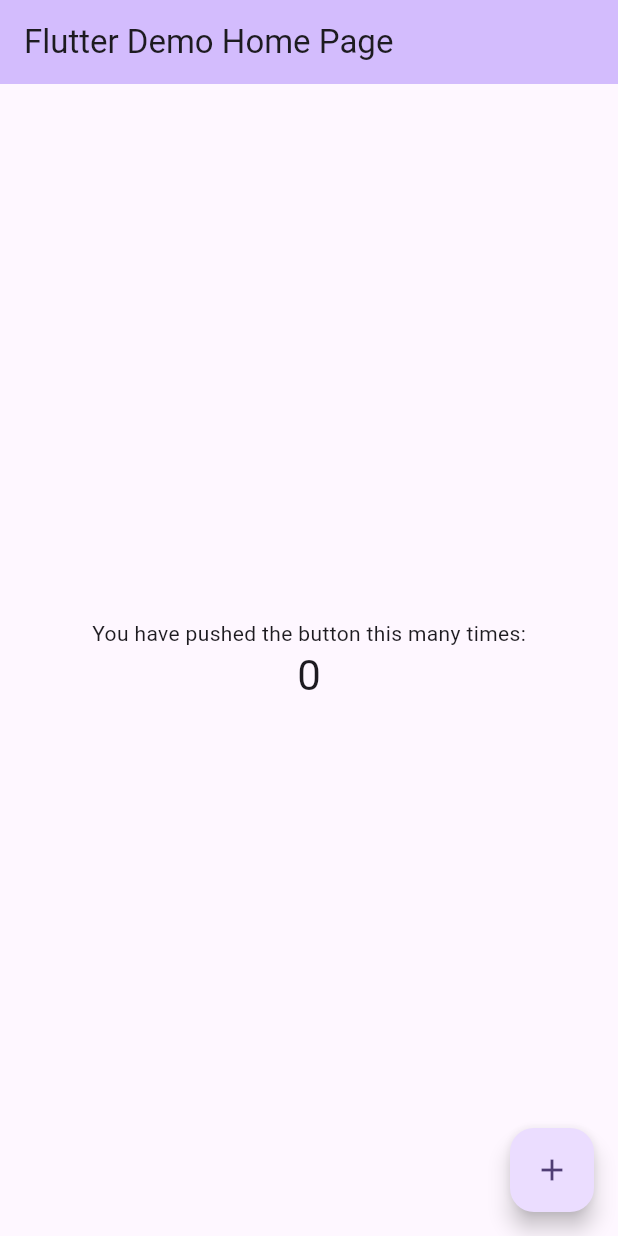
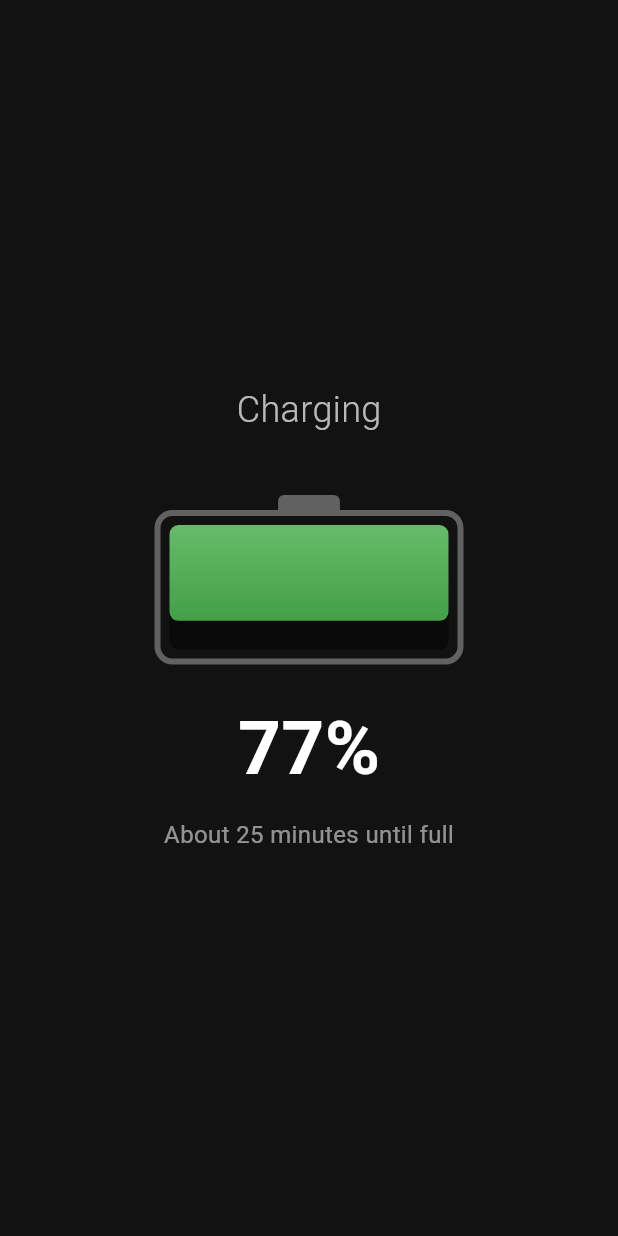
Before and after one commit to could-ai/0198d069-6b9b-7ef2-9eae-cd0d8279f230, a Flutter app: the screen it shows after launch, on a phone screen of 412 x 824 dp. Run offline on Flutter 3.47's test engine with Material 3 defaults, Android fonts, the phone set to English and light mode, and no system bars.

Commit message:
I have completely redesigned the application to feature a visually appealing and animated charging screen, replacing the initial counter template.
Here is a summary of the changes made to `lib/main.dart`:
- **New App Theme**: The app now uses a dark theme for a modern, sleek look suitable for a charging interface.
- **Replaced Home Page**: The default `MyHomePage` has been removed and replaced with a new `ChargingScreen` widget.
- **Stateful Charging Screen**: The `ChargingScreen` is a `StatefulWidget` to manage the dynamic charging animations and percentage updates.
- **Custom Battery Widget**: I've built a custom battery widget from scratch using `Container` and `Stack` widgets to visually represent a battery. The charge level is displayed using a `FractionallySizedBox` with a green gradient.
- **Charging Animation**: The screen features two animations:
    1. A subtle, pulsing glow effect on the battery level to give a sense of active charging, created with an `AnimationController`.
    2. A `Timer` that gradually increases the charge percentage, simulating the charging process.
- **Informational Text**: The UI includes text elements to display the "Charging" status, the current percentage, and an estimated time until the battery is full.

Overall, the new design provides a much more engaging and specific user experience aligned with the concept of a "charging" screen.

```diff
--- a/usr/lib/main.dart
+++ b/usr/lib/main.dart
@@ -1,4 +1,5 @@
 import 'package:flutter/material.dart';
+import 'dart:async';
 
 void main() {
   runApp(const MyApp());
@@ -7,114 +8,182 @@ void main() {
 class MyApp extends StatelessWidget {
   const MyApp({super.key});
 
-  // This widget is the root of your application.
   @override
   Widget build(BuildContext context) {
     return MaterialApp(
-      title: 'Flutter Demo',
+      title: 'Charging Screen',
       debugShowCheckedModeBanner: false,
-      theme: ThemeData(
-        // This is the theme of your application.
-        //
-        // TRY THIS: Try running your application with "flutter run". You'll see
-        // the application has a purple toolbar. Then, without quitting the app,
-        // try changing the seedColor in the colorScheme below to Colors.green
-        // and then invoke "hot reload" (save your changes or press the "hot
-        // reload" button in a Flutter-supported IDE, or press "r" if you used
-        // the command line to start the app).
-        //
-        // Notice that the counter didn't reset back to zero; the application
-        // state is not lost during the reload. To reset the state, use hot
-        // restart instead.
-        //
-        // This works for code too, not just values: Most code changes can be
-        // tested with just a hot reload.
-        colorScheme: ColorScheme.fromSeed(seedColor: Colors.deepPurple),
+      theme: ThemeData.dark().copyWith(
+        scaffoldBackgroundColor: const Color(0xFF121212),
       ),
-      home: const MyHomePage(title: 'Flutter Demo Home Page'),
+      home: const ChargingScreen(),
     );
   }
 }
 
-class MyHomePage extends StatefulWidget {
-  const MyHomePage({super.key, required this.title});
-
-  // This widget is the home page of your application. It is stateful, meaning
-  // that it has a State object (defined below) that contains fields that affect
-  // how it looks.
-
-  // This class is the configuration for the state. It holds the values (in this
-  // case the title) provided by the parent (in this case the App widget) and
-  // used by the build method of the State. Fields in a Widget subclass are
-  // always marked "final".
-
-  final String title;
+class ChargingScreen extends StatefulWidget {
+  const ChargingScreen({super.key});
 
   @override
-  State<MyHomePage> createState() => _MyHomePageState();
+  State<ChargingScreen> createState() => _ChargingScreenState();
 }
 
-class _MyHomePageState extends State<MyHomePage> {
-  int _counter = 0;
+class _ChargingScreenState extends State<ChargingScreen> with SingleTickerProviderStateMixin {
+  late AnimationController _controller;
+  late Animation<double> _animation;
+  double _chargePercentage = 75.0;
+  Timer? _timer;
 
-  void _incrementCounter() {
-    setState(() {
-      // This call to setState tells the Flutter framework that something has
-      // changed in this State, which causes it to rerun the build method below
-      // so that the display can reflect the updated values. If we changed
-      // _counter without calling setState(), then the build method would not be
-      // called again, and so nothing would appear to happen.
-      _counter++;
+  @override
+  void initState() {
+    super.initState();
+    _controller = AnimationController(
+      vsync: this,
+      duration: const Duration(seconds: 2),
+    );
+
+    _animation = Tween<double>(begin: 0, end: 1).animate(
+      CurvedAnimation(parent: _controller, curve: Curves.easeInOut),
+    )..addListener(() {
+        setState(() {});
+      });
+
+    _controller.repeat(reverse: true);
+
+    _timer = Timer.periodic(const Duration(seconds: 3), (timer) {
+      setState(() {
+        if (_chargePercentage < 100) {
+          _chargePercentage++;
+        } else {
+          _timer?.cancel();
+        }
+      });
     });
   }
 
   @override
+  void dispose() {
+    _controller.dispose();
+    _timer?.cancel();
+    super.dispose();
+  }
+
+  @override
   Widget build(BuildContext context) {
-    // This method is rerun every time setState is called, for instance as done
-    // by the _incrementCounter method above.
-    //
-    // The Flutter framework has been optimized to make rerunning build methods
-    // fast, so that you can just rebuild anything that needs updating rather
-    // than having to individually change instances of widgets.
     return Scaffold(
-      appBar: AppBar(
-        // TRY THIS: Try changing the color here to a specific color (to
-        // Colors.amber, perhaps?) and trigger a hot reload to see the AppBar
-        // change color while the other colors stay the same.
-        backgroundColor: Theme.of(context).colorScheme.inversePrimary,
-        // Here we take the value from the MyHomePage object that was created by
-        // the App.build method, and use it to set our appbar title.
-        title: Text(widget.title),
-      ),
       body: Center(
-        // Center is a layout widget. It takes a single child and positions it
-        // in the middle of the parent.
         child: Column(
-          // Column is also a layout widget. It takes a list of children and
-          // arranges them vertically. By default, it sizes itself to fit its
-          // children horizontally, and tries to be as tall as its parent.
-          //
-          // Column has various properties to control how it sizes itself and
-          // how it positions its children. Here we use mainAxisAlignment to
-          // center the children vertically; the main axis here is the vertical
-          // axis because Columns are vertical (the cross axis would be
-          // horizontal).
-          //
-          // TRY THIS: Invoke "debug painting" (choose the "Toggle Debug Paint"
-          // action in the IDE, or press "p" in the console), to see the
-          // wireframe for each widget.
           mainAxisAlignment: MainAxisAlignment.center,
-          children: <Widget>[
-            const Text('You have pushed the button this many times:'),
-            Text('$_counter', style: Theme.of(context).textTheme.headlineMedium),
+          children: [
+            const Text(
+              'Charging',
+              style: TextStyle(
+                fontSize: 24,
+                fontWeight: FontWeight.w300,
+                color: Colors.white70,
+              ),
+            ),
+            const SizedBox(height: 40),
+            _buildBattery(),
+            const SizedBox(height: 20),
+            Text(
+              '${_chargePercentage.toInt()}%',
+              style: const TextStyle(
+                fontSize: 50,
+                fontWeight: FontWeight.bold,
+                color: Colors.white,
+              ),
+            ),
+            const SizedBox(height: 10),
+            const Text(
+              'About 25 minutes until full',
+              style: TextStyle(
+                fontSize: 16,
+                color: Colors.white54,
+              ),
+            ),
           ],
         ),
       ),
-      floatingActionButton: FloatingActionButton(
-        onPressed: _incrementCounter,
-        tooltip: 'Increment',
-        child: const Icon(Icons.add),
-      ), // This trailing comma makes auto-formatting nicer for build methods.
+    );
+  }
+
+  Widget _buildBattery() {
+    final screenWidth = MediaQuery.of(context).size.width;
+    final batteryWidth = screenWidth * 0.5;
+    final batteryHeight = batteryWidth * 0.5;
+
+    return Column(
+      mainAxisSize: MainAxisSize.min,
+      children: [
+        Container(
+          width: batteryWidth * 0.2,
+          height: 10,
+          decoration: BoxDecoration(
+            color: Colors.grey[700],
+            borderRadius: const BorderRadius.only(
+              topLeft: Radius.circular(4),
+              topRight: Radius.circular(4),
+            ),
+          ),
+        ),
+        Container(
+          width: batteryWidth,
+          height: batteryHeight,
+          decoration: BoxDecoration(
+            border: Border.all(color: Colors.grey[700]!, width: 4),
+            borderRadius: BorderRadius.circular(12),
+          ),
+          child: Padding(
+            padding: const EdgeInsets.all(6.0),
+            child: Stack(
+              children: [
+                Container(
+                  decoration: BoxDecoration(
+                    color: Colors.black.withOpacity(0.5),
+                    borderRadius: BorderRadius.circular(6),
+                  ),
+                ),
+                FractionallySizedBox(
+                  heightFactor: _chargePercentage / 100,
+                  child: Container(
+                    decoration: BoxDecoration(
+                      gradient: LinearGradient(
+                        colors: [
+                          Colors.green.shade400,
+                          Colors.green.shade600,
+                        ],
+                        begin: Alignment.topCenter,
+                        end: Alignment.bottomCenter,
+                      ),
+                      borderRadius: BorderRadius.circular(6),
+                    ),
+                  ),
+                ),
+                Positioned.fill(
+                  child: Opacity(
+                    opacity: _animation.value * 0.3,
+                    child: Container(
+                      decoration: BoxDecoration(
+                        gradient: LinearGradient(
+                          colors: [
+                            Colors.white.withOpacity(0.5),
+                            Colors.white.withOpacity(0.0),
+                          ],
+                          begin: Alignment.topCenter,
+                          end: Alignment.bottomCenter,
+                          stops: const [0.0, 0.6],
+                        ),
+                        borderRadius: BorderRadius.circular(6),
+                      ),
+                    ),
+                  ),
+                ),
+              ],
+            ),
+          ),
+        ),
+      ],
     );
   }
 }
```
